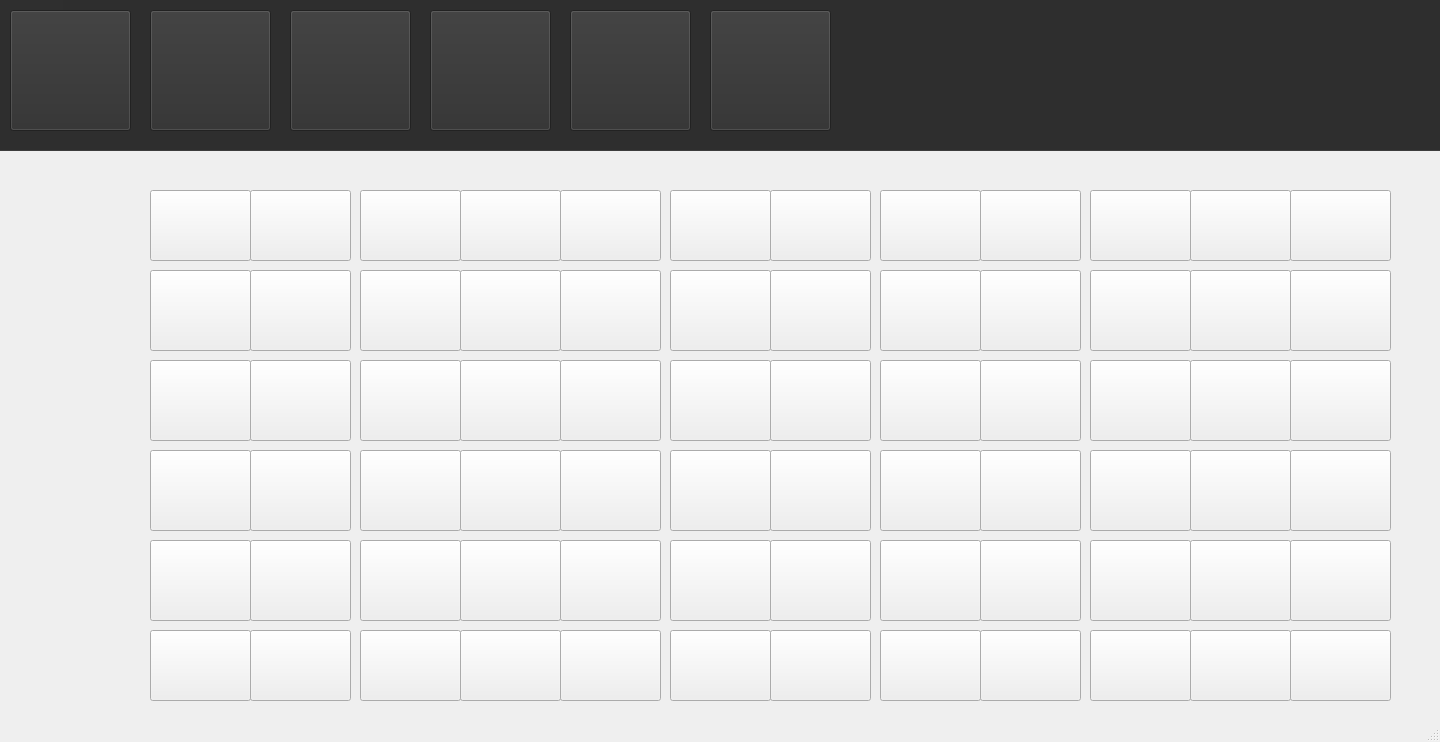
First picture: the form in ZombieVSPlants/plants.ui, repository parnianghaisari/Plants-vs.-Zombies-Game, before the edit.
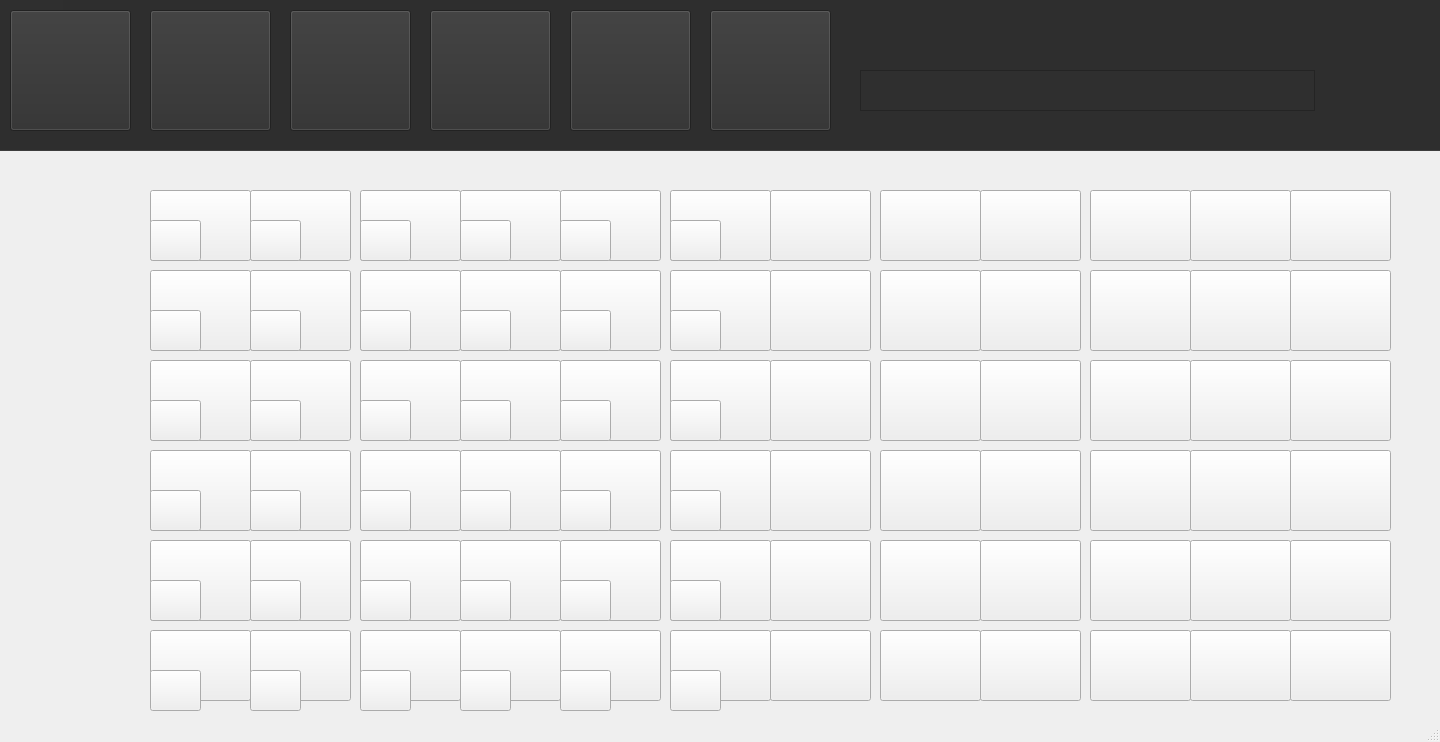
Second picture: the form after the edit.

Commit message: sun buttons added

```diff
--- a/ZombieVSPlants/plants.ui
+++ b/ZombieVSPlants/plants.ui
@@ -121,6 +121,16 @@
       <string/>
      </property>
     </widget>
+    <widget class="QTextEdit" name="textEdit_2">
+     <property name="geometry">
+      <rect>
+       <x>870</x>
+       <y>100</y>
+       <width>455</width>
+       <height>41</height>
+      </rect>
+     </property>
+    </widget>
    </widget>
    <widget class="QPushButton" name="pushButton_13">
     <property name="geometry">
@@ -1058,6 +1068,474 @@
      <string/>
     </property>
    </widget>
+   <widget class="QPushButton" name="pushButtonS1">
+    <property name="geometry">
+     <rect>
+      <x>150</x>
+      <y>220</y>
+      <width>51</width>
+      <height>41</height>
+     </rect>
+    </property>
+    <property name="text">
+     <string/>
+    </property>
+   </widget>
+   <widget class="QPushButton" name="pushButtonS2">
+    <property name="geometry">
+     <rect>
+      <x>150</x>
+      <y>310</y>
+      <width>51</width>
+      <height>41</height>
+     </rect>
+    </property>
+    <property name="text">
+     <string/>
+    </property>
+   </widget>
+   <widget class="QPushButton" name="pushButtonS3">
+    <property name="geometry">
+     <rect>
+      <x>150</x>
+      <y>400</y>
+      <width>51</width>
+      <height>41</height>
+     </rect>
+    </property>
+    <property name="text">
+     <string/>
+    </property>
+   </widget>
+   <widget class="QPushButton" name="pushButtonS4">
+    <property name="geometry">
+     <rect>
+      <x>150</x>
+      <y>490</y>
+      <width>51</width>
+      <height>41</height>
+     </rect>
+    </property>
+    <property name="text">
+     <string/>
+    </property>
+   </widget>
+   <widget class="QPushButton" name="pushButtonS5">
+    <property name="geometry">
+     <rect>
+      <x>150</x>
+      <y>580</y>
+      <width>51</width>
+      <height>41</height>
+     </rect>
+    </property>
+    <property name="text">
+     <string/>
+    </property>
+   </widget>
+   <widget class="QPushButton" name="pushButtonS6">
+    <property name="geometry">
+     <rect>
+      <x>150</x>
+      <y>670</y>
+      <width>51</width>
+      <height>41</height>
+     </rect>
+    </property>
+    <property name="text">
+     <string/>
+    </property>
+   </widget>
+   <widget class="QPushButton" name="pushButtonS7">
+    <property name="geometry">
+     <rect>
+      <x>250</x>
+      <y>220</y>
+      <width>51</width>
+      <height>41</height>
+     </rect>
+    </property>
+    <property name="text">
+     <string/>
+    </property>
+   </widget>
+   <widget class="QPushButton" name="pushButtonS8">
+    <property name="geometry">
+     <rect>
+      <x>250</x>
+      <y>310</y>
+      <width>51</width>
+      <height>41</height>
+     </rect>
+    </property>
+    <property name="text">
+     <string/>
+    </property>
+   </widget>
+   <widget class="QPushButton" name="pushButtonS9">
+    <property name="geometry">
+     <rect>
+      <x>250</x>
+      <y>400</y>
+      <width>51</width>
+      <height>41</height>
+     </rect>
+    </property>
+    <property name="text">
+     <string/>
+    </property>
+   </widget>
+   <widget class="QPushButton" name="pushButtonS10">
+    <property name="geometry">
+     <rect>
+      <x>250</x>
+      <y>490</y>
+      <width>51</width>
+      <height>41</height>
+     </rect>
+    </property>
+    <property name="text">
+     <string/>
+    </property>
+   </widget>
+   <widget class="QPushButton" name="pushButtonS11">
+    <property name="geometry">
+     <rect>
+      <x>250</x>
+      <y>580</y>
+      <width>51</width>
+      <height>41</height>
+     </rect>
+    </property>
+    <property name="text">
+     <string/>
+    </property>
+   </widget>
+   <widget class="QPushButton" name="pushButtonS12">
+    <property name="geometry">
+     <rect>
+      <x>250</x>
+      <y>670</y>
+      <width>51</width>
+      <height>41</height>
+     </rect>
+    </property>
+    <property name="text">
+     <string/>
+    </property>
+   </widget>
+   <widget class="QPushButton" name="pushButtonS13">
+    <property name="geometry">
+     <rect>
+      <x>360</x>
+      <y>220</y>
+      <width>51</width>
+      <height>41</height>
+     </rect>
+    </property>
+    <property name="text">
+     <string/>
+    </property>
+   </widget>
+   <widget class="QPushButton" name="pushButtonS14">
+    <property name="geometry">
+     <rect>
+      <x>360</x>
+      <y>310</y>
+      <width>51</width>
+      <height>41</height>
+     </rect>
+    </property>
+    <property name="text">
+     <string/>
+    </property>
+   </widget>
+   <widget class="QPushButton" name="pushButtonS15">
+    <property name="geometry">
+     <rect>
+      <x>360</x>
+      <y>400</y>
+      <width>51</width>
+      <height>41</height>
+     </rect>
+    </property>
+    <property name="text">
+     <string/>
+    </property>
+   </widget>
+   <widget class="QPushButton" name="pushButtonS16">
+    <property name="geometry">
+     <rect>
+      <x>360</x>
+      <y>490</y>
+      <width>51</width>
+      <height>41</height>
+     </rect>
+    </property>
+    <property name="text">
+     <string/>
+    </property>
+   </widget>
+   <widget class="QPushButton" name="pushButtonS17">
+    <property name="geometry">
+     <rect>
+      <x>360</x>
+      <y>580</y>
+      <width>51</width>
+      <height>41</height>
+     </rect>
+    </property>
+    <property name="text">
+     <string/>
+    </property>
+   </widget>
+   <widget class="QPushButton" name="pushButtonS18">
+    <property name="geometry">
+     <rect>
+      <x>360</x>
+      <y>670</y>
+      <width>51</width>
+      <height>41</height>
+     </rect>
+    </property>
+    <property name="text">
+     <string/>
+    </property>
+   </widget>
+   <widget class="QPushButton" name="pushButtonS19">
+    <property name="geometry">
+     <rect>
+      <x>460</x>
+      <y>220</y>
+      <width>51</width>
+      <height>41</height>
+     </rect>
+    </property>
+    <property name="text">
+     <string/>
+    </property>
+   </widget>
+   <widget class="QPushButton" name="pushButtonS20">
+    <property name="geometry">
+     <rect>
+      <x>460</x>
+      <y>310</y>
+      <width>51</width>
+      <height>41</height>
+     </rect>
+    </property>
+    <property name="text">
+     <string/>
+    </property>
+   </widget>
+   <widget class="QPushButton" name="pushButtonS21">
+    <property name="geometry">
+     <rect>
+      <x>460</x>
+      <y>400</y>
+      <width>51</width>
+      <height>41</height>
+     </rect>
+    </property>
+    <property name="text">
+     <string/>
+    </property>
+   </widget>
+   <widget class="QPushButton" name="pushButtonS22">
+    <property name="geometry">
+     <rect>
+      <x>460</x>
+      <y>490</y>
+      <width>51</width>
+      <height>41</height>
+     </rect>
+    </property>
+    <property name="text">
+     <string/>
+    </property>
+   </widget>
+   <widget class="QPushButton" name="pushButtonS23">
+    <property name="geometry">
+     <rect>
+      <x>460</x>
+      <y>580</y>
+      <width>51</width>
+      <height>41</height>
+     </rect>
+    </property>
+    <property name="text">
+     <string/>
+    </property>
+   </widget>
+   <widget class="QPushButton" name="pushButtonS24">
+    <property name="geometry">
+     <rect>
+      <x>460</x>
+      <y>670</y>
+      <width>51</width>
+      <height>41</height>
+     </rect>
+    </property>
+    <property name="text">
+     <string/>
+    </property>
+   </widget>
+   <widget class="QPushButton" name="pushButtonS25">
+    <property name="geometry">
+     <rect>
+      <x>560</x>
+      <y>220</y>
+      <width>51</width>
+      <height>41</height>
+     </rect>
+    </property>
+    <property name="text">
+     <string/>
+    </property>
+   </widget>
+   <widget class="QPushButton" name="pushButtonS26">
+    <property name="geometry">
+     <rect>
+      <x>560</x>
+      <y>310</y>
+      <width>51</width>
+      <height>41</height>
+     </rect>
+    </property>
+    <property name="text">
+     <string/>
+    </property>
+   </widget>
+   <widget class="QPushButton" name="pushButtonS27">
+    <property name="geometry">
+     <rect>
+      <x>560</x>
+      <y>400</y>
+      <width>51</width>
+      <height>41</height>
+     </rect>
+    </property>
+    <property name="text">
+     <string/>
+    </property>
+   </widget>
+   <widget class="QPushButton" name="pushButtonS28">
+    <property name="geometry">
+     <rect>
+      <x>560</x>
+      <y>490</y>
+      <width>51</width>
+      <height>41</height>
+     </rect>
+    </property>
+    <property name="text">
+     <string/>
+    </property>
+   </widget>
+   <widget class="QPushButton" name="pushButtonS29">
+    <property name="geometry">
+     <rect>
+      <x>560</x>
+      <y>580</y>
+      <width>51</width>
+      <height>41</height>
+     </rect>
+    </property>
+    <property name="text">
+     <string/>
+    </property>
+   </widget>
+   <widget class="QPushButton" name="pushButtonS30">
+    <property name="geometry">
+     <rect>
+      <x>560</x>
+      <y>670</y>
+      <width>51</width>
+      <height>41</height>
+     </rect>
+    </property>
+    <property name="text">
+     <string/>
+    </property>
+   </widget>
+   <widget class="QPushButton" name="pushButtonS31">
+    <property name="geometry">
+     <rect>
+      <x>670</x>
+      <y>220</y>
+      <width>51</width>
+      <height>41</height>
+     </rect>
+    </property>
+    <property name="text">
+     <string/>
+    </property>
+   </widget>
+   <widget class="QPushButton" name="pushButtonS32">
+    <property name="geometry">
+     <rect>
+      <x>670</x>
+      <y>310</y>
+      <width>51</width>
+      <height>41</height>
+     </rect>
+    </property>
+    <property name="text">
+     <string/>
+    </property>
+   </widget>
+   <widget class="QPushButton" name="pushButtonS33">
+    <property name="geometry">
+     <rect>
+      <x>670</x>
+      <y>400</y>
+      <width>51</width>
+      <height>41</height>
+     </rect>
+    </property>
+    <property name="text">
+     <string/>
+    </property>
+   </widget>
+   <widget class="QPushButton" name="pushButtonS34">
+    <property name="geometry">
+     <rect>
+      <x>670</x>
+      <y>490</y>
+      <width>51</width>
+      <height>41</height>
+     </rect>
+    </property>
+    <property name="text">
+     <string/>
+    </property>
+   </widget>
+   <widget class="QPushButton" name="pushButtonS35">
+    <property name="geometry">
+     <rect>
+      <x>670</x>
+      <y>580</y>
+      <width>51</width>
+      <height>41</height>
+     </rect>
+    </property>
+    <property name="text">
+     <string/>
+    </property>
+   </widget>
+   <widget class="QPushButton" name="pushButtonS36">
+    <property name="geometry">
+     <rect>
+      <x>670</x>
+      <y>670</y>
+      <width>51</width>
+      <height>41</height>
+     </rect>
+    </property>
+    <property name="text">
+     <string/>
+    </property>
+   </widget>
   </widget>
   <widget class="QMenuBar" name="menubar">
    <property name="geometry">
```
The commit also changes 5 other files.
